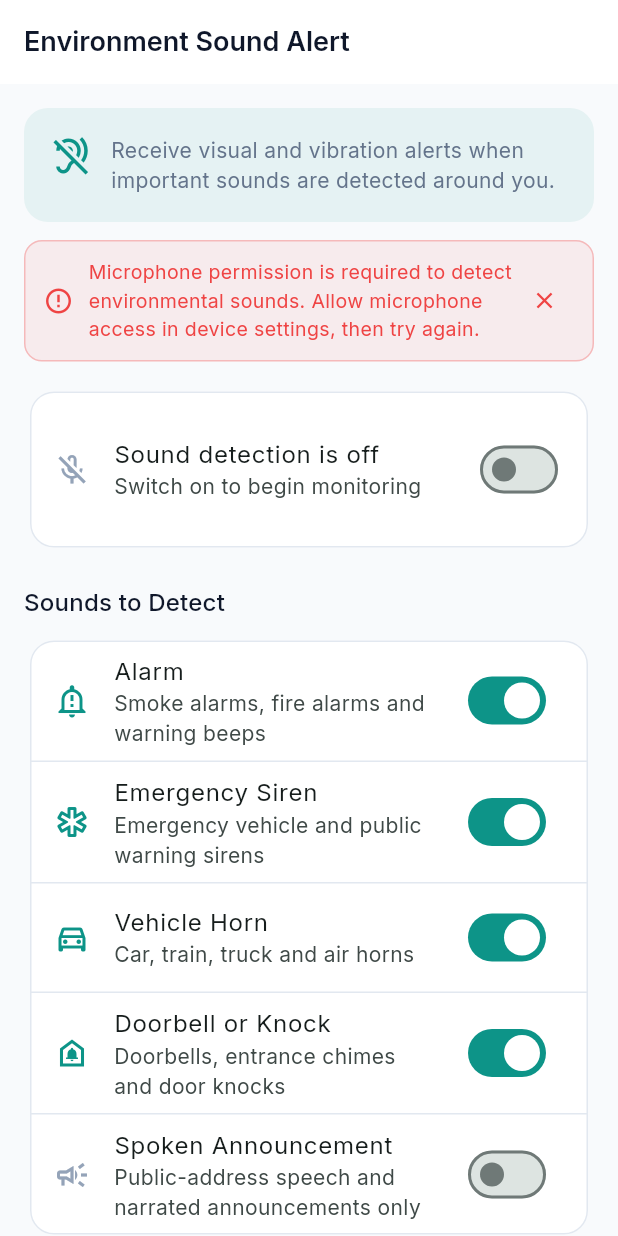
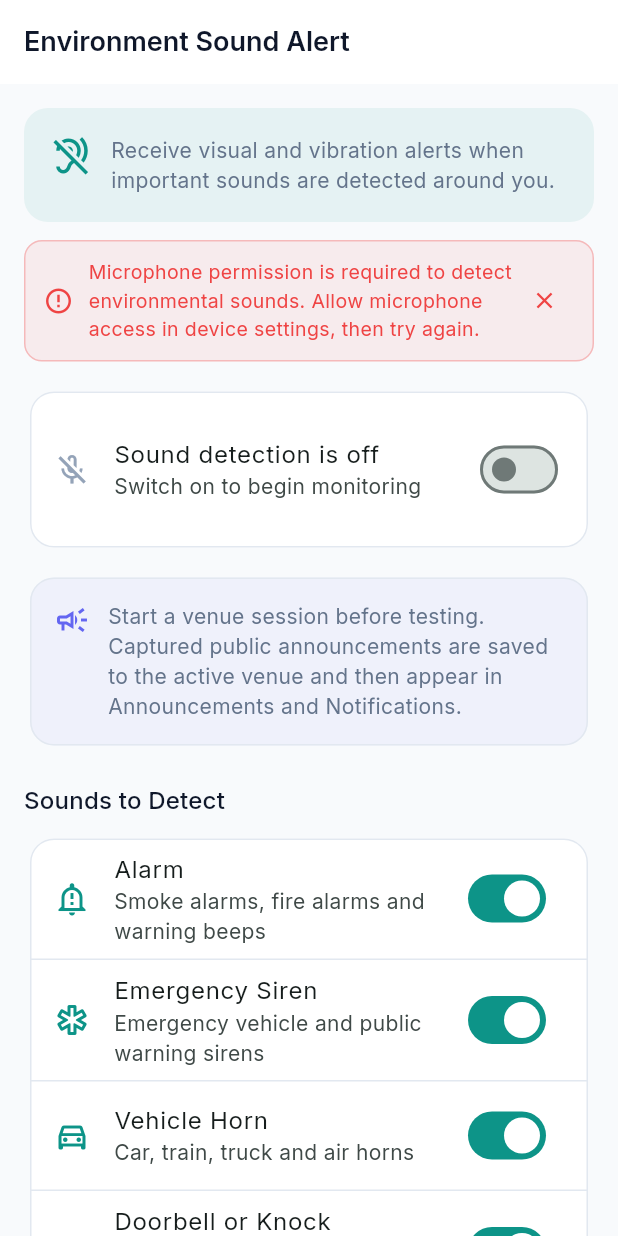
Before and after one commit to jeffwgg/TravelEase, a Flutter app: the EnvironmentSoundAlertView screen opened by its route, after a tap on "Sound detection is off", on a phone screen of 412 x 824 dp. Run offline on Flutter 3.47's test engine with Material 3 defaults, Android fonts, the light colour scheme and no system bars; our stand-ins replace app_links, audioplayers, camera, flutter_dotenv, flutter_local_notifications, flutter_tts and 11 more; missing offline and left inert: flutter_background_service, flutter_webrtc, google_mlkit_pose_detection, hand_landmarker, huawei_ml_language, record and 2 more; accounts and stored records are empty.

Commit message:
improve a bit

```diff
--- a/mobile/lib/core/router.dart
+++ b/mobile/lib/core/router.dart
@@ -43,9 +43,11 @@ import '../views/home/home_view.dart';
 final AuthRouterNotifier _authRouterNotifier = AuthRouterNotifier();
 
 final GoRouter appRouter = GoRouter(
-  refreshListenable: VenueSessionService.instance,
   initialLocation: _authRouterNotifier.isAuthenticated ? '/home' : '/auth',
-  refreshListenable: _authRouterNotifier,
+  refreshListenable: Listenable.merge([
+    VenueSessionService.instance,
+    _authRouterNotifier,
+  ]),
   redirect: (context, state) {
     final path = state.uri.path;
     final isAuthenticated = _authRouterNotifier.isAuthenticated;
--- a/mobile/lib/models/repositories/environment_sound_repository.dart
+++ b/mobile/lib/models/repositories/environment_sound_repository.dart
@@ -8,6 +8,8 @@ class EnvironmentSoundPreferences {
   static const _typesKey = 'environment_sound_types';
   static const _sensitivityKey = 'environment_sound_sensitivity';
   static const _historyKey = 'environment_sound_history';
+  static const _speechAnnouncementMigrationKey =
+      'environment_sound_speech_announcement_enabled_v1';
 
   Future<bool> loadEnabled() async {
     final preferences = await SharedPreferences.getInstance();
@@ -17,14 +19,25 @@ class EnvironmentSoundPreferences {
   Future<Set<EnvironmentSoundType>> loadTypes() async {
     final preferences = await SharedPreferences.getInstance();
     final saved = preferences.getStringList(_typesKey);
-    if (saved == null) {
-      return EnvironmentSoundType.values
-          .where((type) => type != EnvironmentSoundType.speechAnnouncement)
-          .toSet();
+    final types = saved == null
+        ? EnvironmentSoundType.values.toSet()
+        : EnvironmentSoundType.values
+              .where((type) => saved.contains(type.name))
+              .toSet();
+
+    // The initial release silently left spoken announcements out of the
+    // default set. Enable it once for existing installs so turning on sound
+    // monitoring also enables the PA transcript feature. The master switch
+    // remains off until the traveller chooses to start monitoring.
+    if (!(preferences.getBool(_speechAnnouncementMigrationKey) ?? false)) {
+      types.add(EnvironmentSoundType.speechAnnouncement);
+      await preferences.setStringList(
+        _typesKey,
+        types.map((type) => type.name).toList(),
+      );
+      await preferences.setBool(_speechAnnouncementMigrationKey, true);
     }
-    return EnvironmentSoundType.values
-        .where((type) => saved.contains(type.name))
-        .toSet();
+    return types;
   }
 
   Future<SoundSensitivity> loadSensitivity() async {
--- a/mobile/lib/services/accessibility_alert_service.dart
+++ b/mobile/lib/services/accessibility_alert_service.dart
@@ -17,7 +17,7 @@ class AccessibilityAlertService {
   Future<void> vibrateForSos() async {
     final operation = ++_sosOperation;
     try {
-      if (!await NotificationSettings.vibrationEnabled()) return;
+      if (!await NotificationSettings.alertVibrationEnabled()) return;
       if (operation != _sosOperation) return;
       final strength = await NotificationSettings.vibrationStrength();
       if (operation != _sosOperation) return;
--- a/mobile/lib/services/notification_settings.dart
+++ b/mobile/lib/services/notification_settings.dart
@@ -21,7 +21,12 @@ class NotificationSettings {
   static const generalPushKey = 'general_notification_enabled';
   static const generalVibrationKey = 'general_vibration_enabled';
   static const generalFlashKey = 'general_flash_enabled';
+  static const vibrationStrengthKey = 'vibration_strength';
+  static const _accessibilityPreferencesKey = 'accessibility_preferences';
   static const _channelsGenerationKey = 'notification_channels_generation';
+
+  static bool _validStrength(String? value) =>
+      value == 'light' || value == 'medium' || value == 'strong';
 
   static Future<bool> alertPushEnabled() async {
     final preferences = await SharedPreferences.getInstance();
--- a/mobile/lib/services/public_announcement_capture_service.dart
+++ b/mobile/lib/services/public_announcement_capture_service.dart
@@ -40,6 +40,7 @@ class PublicAnnouncementCaptureService {
   static final instance = PublicAnnouncementCaptureService._();
 
   static const _listenDuration = Duration(seconds: 20);
+  static const _microphoneHandoffDelay = Duration(milliseconds: 100);
   static const _repetitionWindow = Duration(minutes: 5);
   static const _minTranscriptLength = 12;
 
@@ -92,7 +93,10 @@ class PublicAnnouncementCaptureService {
     try {
       // Hand the microphone over from the YAMNet classifier to the recogniser.
       if (wasMonitoring) await _detector.stop();
-      await Future<void>.delayed(const Duration(milliseconds: 350));
+      // The classifier has already identified speech. Keep the handoff short
+      // so short real-world PA clips still have enough spoken content left
+      // for the platform recogniser to transcribe.
+      await Future<void>.delayed(_microphoneHandoffDelay);
       await _capture(detection, pagingTone: pagedRecently);
     } catch (error) {
       debugPrint('[PublicAnnouncementCapture] failed: $error');
--- a/mobile/lib/views/emergency/environment_sound_alert_view.dart
+++ b/mobile/lib/views/emergency/environment_sound_alert_view.dart
@@ -183,8 +183,9 @@ class _EnvironmentSoundAlertViewState extends State<EnvironmentSoundAlertView> {
     if (detection.type == EnvironmentSoundType.speechAnnouncement) {
       if (!mounted) return;
       setState(() {
-        _message =
-            'Public announcement detected. Listening for the spoken message…';
+        _message = VenueSessionService.instance.hasActiveSession
+            ? 'Public announcement detected. Listening for the spoken message…'
+            : 'Spoken announcement detected. Start a venue session to save its transcript.';
         _messageType = AppMessageType.information;
       });
       return;
@@ -264,6 +265,12 @@ class _EnvironmentSoundAlertViewState extends State<EnvironmentSoundAlertView> {
                 ],
                 const SizedBox(height: 16),
                 _buildMonitoringCard(),
+                if (_enabledTypes.contains(
+                  EnvironmentSoundType.speechAnnouncement,
+                )) ...[
+                  const SizedBox(height: 12),
+                  _buildAnnouncementCaptureGuide(),
+                ],
                 const SizedBox(height: 20),
                 _sectionTitle('Sounds to Detect'),
                 const SizedBox(height: 10),
@@ -378,6 +385,30 @@ class _EnvironmentSoundAlertViewState extends State<EnvironmentSoundAlertView> {
             ),
           ),
         ],
+      ),
+    );
+  }
+
+  Widget _buildAnnouncementCaptureGuide() {
+    final ready = VenueSessionService.instance.hasActiveSession;
+    return Card(
+      color: AppColors.accent.withValues(alpha: 0.06),
+      child: Padding(
+        padding: const EdgeInsets.all(16),
+        child: Row(
+          crossAxisAlignment: CrossAxisAlignment.start,
+          children: [
+            const Icon(Icons.campaign_outlined, color: AppColors.accent),
+            const SizedBox(width: 12),
+            Expanded(
+              child: Text(
+                ready
+                    ? 'Announcement capture is ready. Play or speak the announcement from a second device; when the banner says “Listening”, keep it playing. Captures appear in Announcements and Notifications.'
+                    : 'Start a venue session before testing. Captured public announcements are saved to the active venue and then appear in Announcements and Notifications.',
+              ),
+            ),
+          ],
+        ),
       ),
     );
   }
```
Also changed, not shown: mobile/lib/services/environment_sound_detector.dart (+9 -2 lines), mobile/lib/views/location/notification_history_view.dart (+13 -13 lines).
